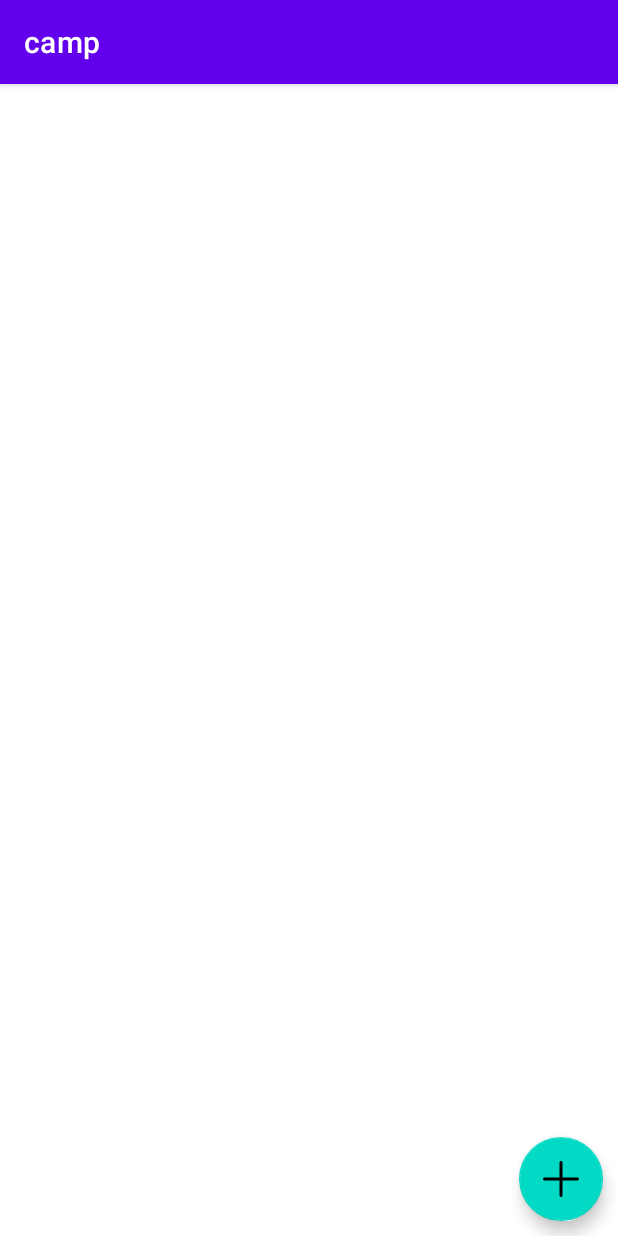
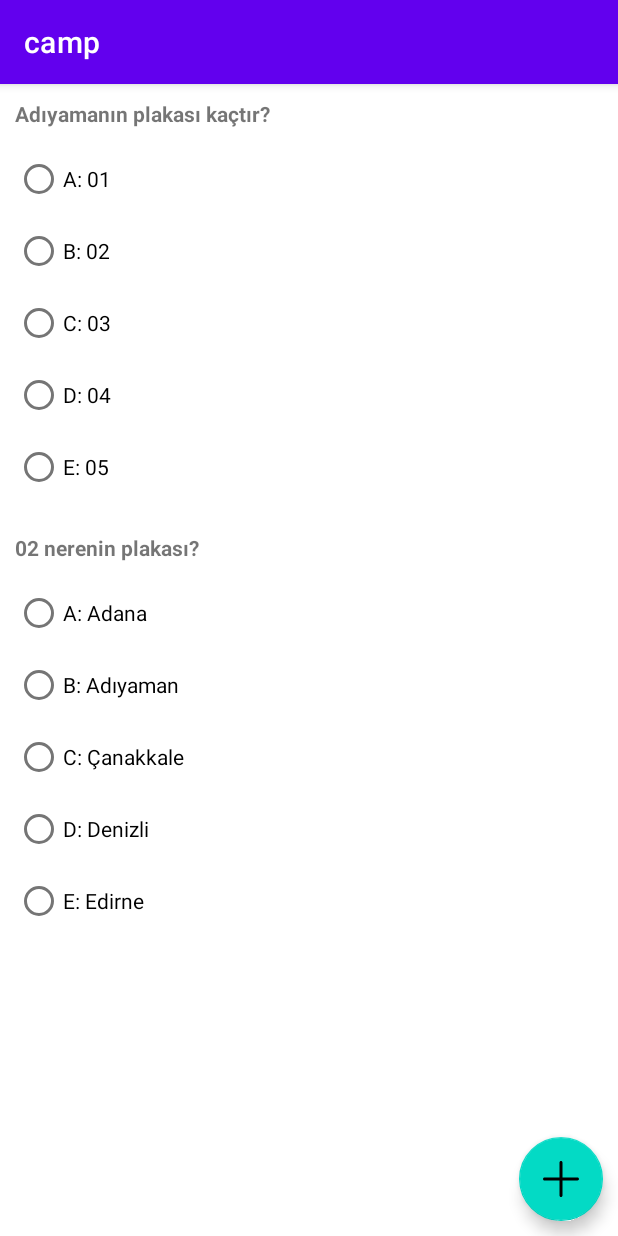
Before and after one commit to Hepsiburada-Mobil-Android-Bootcamp/Android-Bootcamp, an Android app: the screen it shows after launch (QuestionsActivity), after a tap on an icon or button, on a phone screen of 412 x 824 dp. Run offline under Robolectric (Android 15) with nearby library versions, the phone set to English and light mode, and no system bars.

Commit message:
question list

```diff
--- a/app/src/main/AndroidManifest.xml
+++ b/app/src/main/AndroidManifest.xml
@@ -10,10 +10,10 @@
         android:supportsRtl="true"
         android:theme="@style/Theme.Camp">
         <activity
-            android:name=".AddNewQuestionActivity"
+            android:name=".question.AddNewQuestionActivity"
             android:exported="true" />
         <activity
-            android:name=".QuestionsActivity"
+            android:name=".question.QuestionsActivity"
             android:exported="true" />
         <activity
             android:name=".MainActivity"
--- a/app/src/main/java/com/android/camp/MainActivity.kt
+++ b/app/src/main/java/com/android/camp/MainActivity.kt
@@ -5,10 +5,8 @@ import androidx.appcompat.app.AppCompatActivity
 import android.os.Bundle
 import android.util.Log
 import android.view.View
-import android.widget.Button
 import android.widget.TextView
-import java.lang.Exception
-import kotlin.random.Random
+import com.android.camp.question.QuestionsActivity
 
 
 class MainActivity : AppCompatActivity() {
--- a/app/src/main/java/com/android/camp/QuestionsActivity.kt
+++ /dev/null
@@ -1,22 +0,0 @@
-package com.android.camp
-
-import android.content.Intent
-import androidx.appcompat.app.AppCompatActivity
-import android.os.Bundle
-import android.view.View
-import android.widget.TextView
-import com.google.android.material.floatingactionbutton.FloatingActionButton
-
-class QuestionsActivity : AppCompatActivity() {
-
-    private val fab by lazy { findViewById<View>(R.id.fab) }
-
-    override fun onCreate(savedInstanceState: Bundle?) {
-        super.onCreate(savedInstanceState)
-        setContentView(R.layout.activity_questions)
-
-        fab.setOnClickListener {
-            startActivity(Intent(this, AddNewQuestionActivity::class.java))
-        }
-    }
-}
--- /dev/null
+++ b/app/src/main/java/com/android/camp/data/CampHelper.kt
@@ -0,0 +1,30 @@
+package com.android.camp.data
+
+import com.android.camp.data.model.Answer
+import com.android.camp.data.model.Question
+
+object CampHelper {
+    val list = arrayListOf(
+        Question(
+            question = "Adıyamanın plakası kaçtır?",
+            answers = arrayListOf(
+                Answer(type = "A", answer = "01"),
+                Answer(type = "B", answer = "02"),
+                Answer(type = "C", answer = "03"),
+                Answer(type = "D", answer = "04"),
+                Answer(type = "E", answer = "05")
+            ),
+            correctAnswer = "B"
+        ), Question(
+            question = "02 nerenin plakası?",
+            answers = arrayListOf(
+                Answer(type = "A", answer = "Adana"),
+                Answer(type = "B", answer = "Adıyaman"),
+                Answer(type = "C", answer = "Çanakkale"),
+                Answer(type = "D", answer = "Denizli"),
+                Answer(type = "E", answer = "Edirne")
+            ),
+            correctAnswer = "B"
+        )
+    )
+}
--- /dev/null
+++ b/app/src/main/java/com/android/camp/data/model/Answer.kt
@@ -0,0 +1,3 @@
+package com.android.camp.data.model
+
+data class Answer(val type: String, val answer: String)
--- /dev/null
+++ b/app/src/main/java/com/android/camp/data/model/Question.kt
@@ -0,0 +1,12 @@
+package com.android.camp.data.model
+
+data class Question(
+    val question: String,
+    val answers: ArrayList<Answer>,
+    val correctAnswer: String
+) {
+
+    fun countAnswer(): Int {
+        return answers.count()
+    }
+}
--- a/app/src/main/java/com/android/camp/AddNewQuestionActivity.kt
+++ b/app/src/main/java/com/android/camp/question/AddNewQuestionActivity.kt
@@ -1,14 +1,16 @@
-package com.android.camp
+package com.android.camp.question
 
 import androidx.appcompat.app.AppCompatActivity
 import android.os.Bundle
-import android.text.Editable
-import android.text.TextWatcher
 import android.util.Log
 import android.view.View
 import android.widget.EditText
 import android.widget.RadioGroup
 import android.widget.Toast
+import com.android.camp.R
+import com.android.camp.data.CampHelper
+import com.android.camp.data.model.Answer
+import com.android.camp.data.model.Question
 
 class AddNewQuestionActivity : AppCompatActivity() {
     private val editTextQuestion by lazy { findViewById<EditText>(R.id.edit_text_question) }
@@ -20,20 +22,20 @@ class AddNewQuestionActivity : AppCompatActivity() {
     private val radioGroup by lazy { findViewById<RadioGroup>(R.id.radio_group) }
     private val buttonSave by lazy { findViewById<View>(R.id.button_save) }
 
-    private var secilenCevap:String? = null
+    private var secilenCevap: String? = null
 
     override fun onCreate(savedInstanceState: Bundle?) {
         super.onCreate(savedInstanceState)
         setContentView(R.layout.activity_add_new_question)
 
         buttonSave.setOnClickListener {
-            if(isValid()) {
+            if (isValid()) {
                 save()
             }
         }
 
         radioGroup.setOnCheckedChangeListener { radioGroup, i ->
-            secilenCevap = when(i) {
+            secilenCevap = when (i) {
                 R.id.radio_group_a -> "A"
                 R.id.radio_group_b -> "B"
                 R.id.radio_group_c -> "C"
@@ -49,28 +51,47 @@ class AddNewQuestionActivity : AppCompatActivity() {
 
     private fun save() {
         Log.d("AddNewQuestionActivity", "valid form.... şu an kaydedilebilirrrrr")
+
+        val question = Question(
+            question = editTextQuestion.text.toString(),
+            answers = arrayListOf(
+                Answer(type = "A", answer = editTextA.text.toString()),
+                Answer(type = "B", answer = editTextB.text.toString()),
+                Answer(type = "C", answer = editTextC.text.toString()),
+                Answer(type = "D", answer = editTextD.text.toString()),
+                Answer(type = "E", answer = editTextE.text.toString())
+            ),
+            correctAnswer = secilenCevap ?: ""
+        )
+
+        CampHelper.list.add(question)
+        finish()
     }
 
     fun EditText.isValid(): Boolean {
-        if(text.isNullOrEmpty()) {
+        if (text.isNullOrEmpty()) {
             requestFocus()
-            error  = "bu alan gereklii.."
+            error = "bu alan gereklii.."
         }
 
         return text.isNotEmpty()
     }
 
     private fun isValid(): Boolean {
-        var isValid = true
+        var isValid: Boolean
 
-        isValid = editTextQuestion.isValid() || editTextA.isValid() || editTextB.isValid() || editTextC.isValid()
-                || editTextD.isValid() || editTextE.isValid()
+        isValid = editTextQuestion.isValid()
+        isValid = editTextA.isValid()
+        isValid = editTextB.isValid()
+        isValid = editTextC.isValid()
+        isValid = editTextD.isValid()
+        isValid = editTextE.isValid()
 
-        if(secilenCevap.isNullOrEmpty()) {
+        if (secilenCevap.isNullOrEmpty()) {
             Toast.makeText(this, "doğru olan şık seçilmelidir.", Toast.LENGTH_LONG).show()
             isValid = false
         }
 
-        return  isValid
+        return isValid
     }
 }
--- /dev/null
+++ b/app/src/main/java/com/android/camp/question/QuestionAdapter.kt
@@ -0,0 +1,42 @@
+package com.android.camp.question
+
+import android.view.LayoutInflater
+import android.view.View
+import android.view.ViewGroup
+import android.widget.RadioButton
+import android.widget.TextView
+import androidx.recyclerview.widget.RecyclerView
+import com.android.camp.R
+import com.android.camp.data.model.Question
+
+class QuestionAdapter(private val list: ArrayList<Question>) :
+    RecyclerView.Adapter<QuestionAdapter.QuestionViewHolder>() {
+
+    inner class QuestionViewHolder(itemView: View) : RecyclerView.ViewHolder(itemView) {
+        private val questionTextView by lazy { itemView.findViewById<TextView>(R.id.text_view_question) }
+        private val aRadioButton by lazy { itemView.findViewById<RadioButton>(R.id.radio_button_a) }
+        private val bRadioButton by lazy { itemView.findViewById<RadioButton>(R.id.radio_button_b) }
+        private val cRadioButton by lazy { itemView.findViewById<RadioButton>(R.id.radio_button_c) }
+        private val dRadioButton by lazy { itemView.findViewById<RadioButton>(R.id.radio_button_d) }
+        private val eRadioButton by lazy { itemView.findViewById<RadioButton>(R.id.radio_button_e) }
+
+        fun bind(question: Question) {
+            questionTextView.text = question.question
+            aRadioButton.text = "${question.answers[0].type}: ${question.answers[0].answer}"
+            bRadioButton.text = "${question.answers[1].type}: ${question.answers[1].answer}"
+            cRadioButton.text = "${question.answers[2].type}: ${question.answers[2].answer}"
+            dRadioButton.text = "${question.answers[3].type}: ${question.answers[3].answer}"
+            eRadioButton.text = "${question.answers[4].type}: ${question.answers[4].answer}"
+        }
+    }
+
+    override fun onCreateViewHolder(parent: ViewGroup, viewType: Int) = QuestionViewHolder(
+        LayoutInflater.from(parent.context).inflate(R.layout.item_question, parent, false)
+    )
+
+    override fun onBindViewHolder(holder: QuestionViewHolder, position: Int) {
+        holder.bind(list[position])
+    }
+
+    override fun getItemCount() = list.size
+}
--- /dev/null
+++ b/app/src/main/java/com/android/camp/question/QuestionsActivity.kt
@@ -0,0 +1,70 @@
+package com.android.camp.question
+
+import android.content.Intent
+import androidx.appcompat.app.AppCompatActivity
+import android.os.Bundle
+import android.util.Log
+import android.view.View
+import androidx.recyclerview.widget.LinearLayoutManager
+import androidx.recyclerview.widget.RecyclerView
+import com.android.camp.R
+import com.android.camp.data.CampHelper
+import com.google.android.material.snackbar.Snackbar
+
+class QuestionsActivity : AppCompatActivity() {
+
+    private val fab by lazy { findViewById<View>(R.id.fab) }
+    private val recyclerViewQuestion by lazy { findViewById<RecyclerView>(R.id.recycler_view_question) }
+    override fun onCreate(savedInstanceState: Bundle?) {
+        super.onCreate(savedInstanceState)
+        setContentView(R.layout.activity_questions)
+
+        fab.setOnClickListener {
+            startActivity(Intent(this, AddNewQuestionActivity::class.java))
+        }
+
+        Log.d("QuestionsActivity", "onCreate")
+
+        initQuestions()
+    }
+
+    private fun initQuestions() {
+        recyclerViewQuestion.layoutManager = LinearLayoutManager(this, LinearLayoutManager.VERTICAL, false)
+    }
+
+    private fun bindQuestions() {
+        recyclerViewQuestion.adapter = QuestionAdapter(CampHelper.list)
+    }
+
+    override fun onResume() {
+        super.onResume()
+        Log.d("QuestionsActivity", "onResume")
+        Log.d("QuestionsActivity", "list: ${CampHelper.list.size} ")
+        bindQuestions()
+    }
+
+    override fun onStart() {
+        super.onStart()
+        Log.d("QuestionsActivity", "onStart")
+
+    }
+
+    override fun onPause() {
+        super.onPause()
+        Log.d("QuestionsActivity", "onPause")
+
+    }
+
+    override fun onDestroy() {
+        super.onDestroy()
+
+        Log.d("QuestionsActivity", "onDestroy")
+
+    }
+
+    override fun onStop() {
+        super.onStop()
+        Log.d("QuestionsActivity", "onStop")
+
+    }
+}
--- a/app/src/main/res/layout/activity_add_new_question.xml
+++ b/app/src/main/res/layout/activity_add_new_question.xml
@@ -5,7 +5,7 @@
     android:layout_width="match_parent"
     android:layout_height="match_parent"
     android:padding="10dp"
-    tools:context=".AddNewQuestionActivity">
+    tools:context=".question.AddNewQuestionActivity">
 
     <TextView
         android:id="@+id/text_view_question"
--- a/app/src/main/res/layout/activity_questions.xml
+++ b/app/src/main/res/layout/activity_questions.xml
@@ -5,7 +5,15 @@
     android:layout_width="match_parent"
     android:layout_height="match_parent"
     android:background="@color/white"
-    tools:context=".QuestionsActivity">
+    tools:context=".question.QuestionsActivity">
+
+
+    <androidx.recyclerview.widget.RecyclerView
+        android:id="@+id/recycler_view_question"
+        android:layout_width="match_parent"
+        tools:itemCount="5"
+        tools:listitem="@layout/item_question"
+        android:layout_height="match_parent"/>
 
 
     <com.google.android.material.floatingactionbutton.FloatingActionButton
--- /dev/null
+++ b/app/src/main/res/layout/item_question.xml
@@ -0,0 +1,59 @@
+<?xml version="1.0" encoding="utf-8"?>
+<androidx.constraintlayout.widget.ConstraintLayout xmlns:android="http://schemas.android.com/apk/res/android"
+    android:layout_width="match_parent"
+    android:padding="10dp"
+    android:layout_height="wrap_content"
+    xmlns:app="http://schemas.android.com/apk/res-auto"
+    xmlns:tools="http://schemas.android.com/tools">
+
+    <TextView
+        app:layout_constraintTop_toTopOf="parent"
+        app:layout_constraintStart_toStartOf="parent"
+        app:layout_constraintEnd_toEndOf="parent"
+        android:id="@+id/text_view_question"
+        tools:text="Soru ?"
+        android:textStyle="bold"
+        android:layout_width="match_parent"
+        android:layout_height="wrap_content"/>
+
+    <RadioGroup
+        android:layout_marginTop="10dp"
+        android:id="@+id/radi_group"
+        app:layout_constraintTop_toBottomOf="@+id/text_view_question"
+        app:layout_constraintStart_toStartOf="@+id/text_view_question"
+        app:layout_constraintEnd_toEndOf="@+id/text_view_question"
+        android:layout_width="match_parent"
+        android:orientation="vertical"
+        android:layout_height="wrap_content">
+
+        <RadioButton
+            android:id="@+id/radio_button_a"
+            tools:text="A: şıkkı"
+            android:layout_width="match_parent"
+            android:layout_height="wrap_content"/>
+
+        <RadioButton
+            android:id="@+id/radio_button_b"
+            tools:text="B: şıkkı"
+            android:layout_width="match_parent"
+            android:layout_height="wrap_content"/>
+
+        <RadioButton
+            android:id="@+id/radio_button_c"
+            android:layout_width="match_parent"
+            tools:text="C: şıkkı"
+            android:layout_height="wrap_content"/>
+
+        <RadioButton
+            android:id="@+id/radio_button_d"
+            android:layout_width="match_parent"
+            tools:text="D: şıkkı"
+            android:layout_height="wrap_content"/>
+
+        <RadioButton
+            android:id="@+id/radio_button_e"
+            tools:text="E: şıkkı"
+            android:layout_width="match_parent"
+            android:layout_height="wrap_content"/>
+    </RadioGroup>
+</androidx.constraintlayout.widget.ConstraintLayout>
```
Also changed, not shown: 1 other file.
